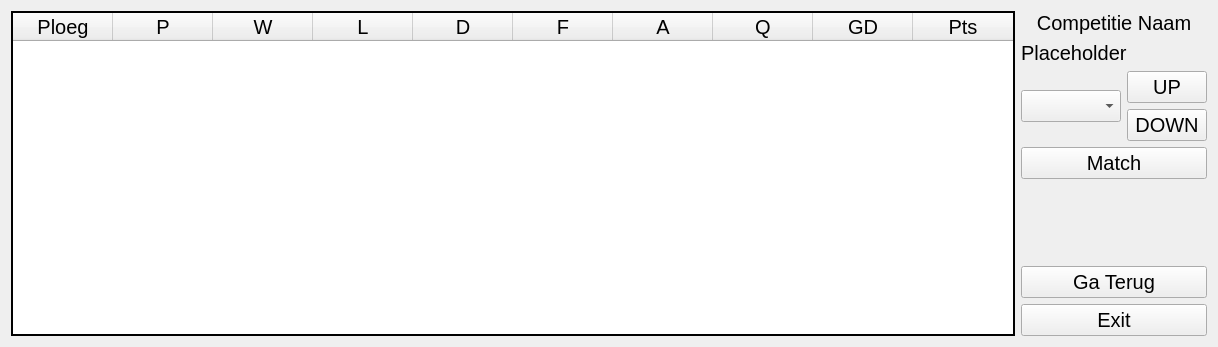
First picture: the form in ui/Competition.ui, repository Ancalagon02/LeagueTracker2, before the edit.
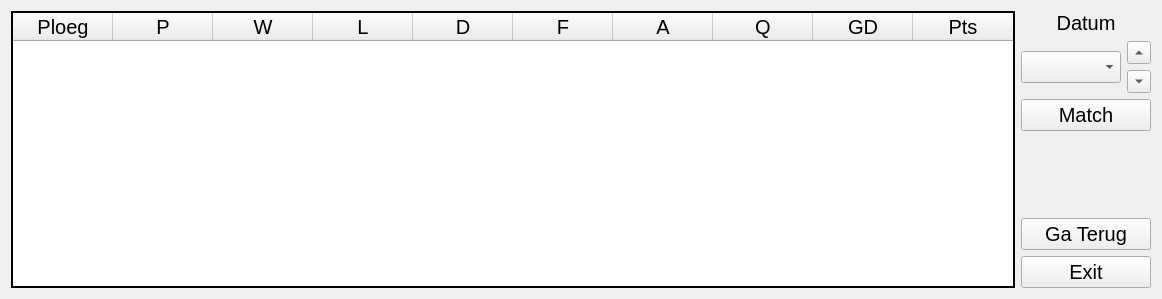
Second picture: the form after the edit.

Patch:
```diff
--- a/ui/Competition.ui
+++ b/ui/Competition.ui
@@ -106,7 +106,7 @@
      <item>
       <widget class="QLabel" name="label">
        <property name="text">
-        <string>Competitie Naam</string>
+        <string>Datum</string>
        </property>
        <property name="alignment">
         <set>Qt::AlignmentFlag::AlignCenter</set>
@@ -114,57 +114,46 @@
       </widget>
      </item>
      <item>
-      <widget class="QLabel" name="competition_name_label">
-       <property name="text">
-        <string>Placeholder</string>
-       </property>
-      </widget>
-     </item>
+      <layout class="QHBoxLayout" name="col_2">
      <item>
-      <layout class="QHBoxLayout" name="col_1_col_1">
-       <item>
-        <layout class="QVBoxLayout" name="col_1_col_1_col_1">
+        <layout class="QVBoxLayout" name="col_2_row_1">
          <item>
           <widget class="QComboBox" name="data_comboBox"/>
          </item>
         </layout>
        </item>
        <item>
-        <layout class="QVBoxLayout" name="col_1_col_1_col_2">
+        <layout class="QVBoxLayout" name="col_2_row_2">
          <item>
-          <widget class="QPushButton" name="up_date_pushButton">
+          <widget class="QToolButton" name="toolButton">
            <property name="text">
-            <string>UP</string>
+            <string>...</string>
            </property>
-           <property name="iconSize">
-            <size>
-             <width>15</width>
-             <height>16</height>
-            </size>
+           <property name="arrowType">
+            <enum>Qt::ArrowType::UpArrow</enum>
            </property>
           </widget>
          </item>
          <item>
-          <widget class="QPushButton" name="dowm_date_pushButton">
+          <widget class="QToolButton" name="toolButton_2">
            <property name="text">
-            <string>DOWN</string>
+            <string>...</string>
            </property>
+           <property name="arrowType">
+            <enum>Qt::ArrowType::DownArrow</enum>
+           </property>
           </widget>
          </item>
         </layout>
        </item>
       </layout>
      </item>
-     <item>
-      <layout class="QVBoxLayout" name="col_1_col_2">
        <item>
         <widget class="QPushButton" name="match_pushButton">
          <property name="text">
           <string>Match</string>
          </property>
         </widget>
-       </item>
-      </layout>
      </item>
      <item>
       <spacer name="verticalSpacer">
```
Lines whose indentation alone changed are shown as unchanged.
